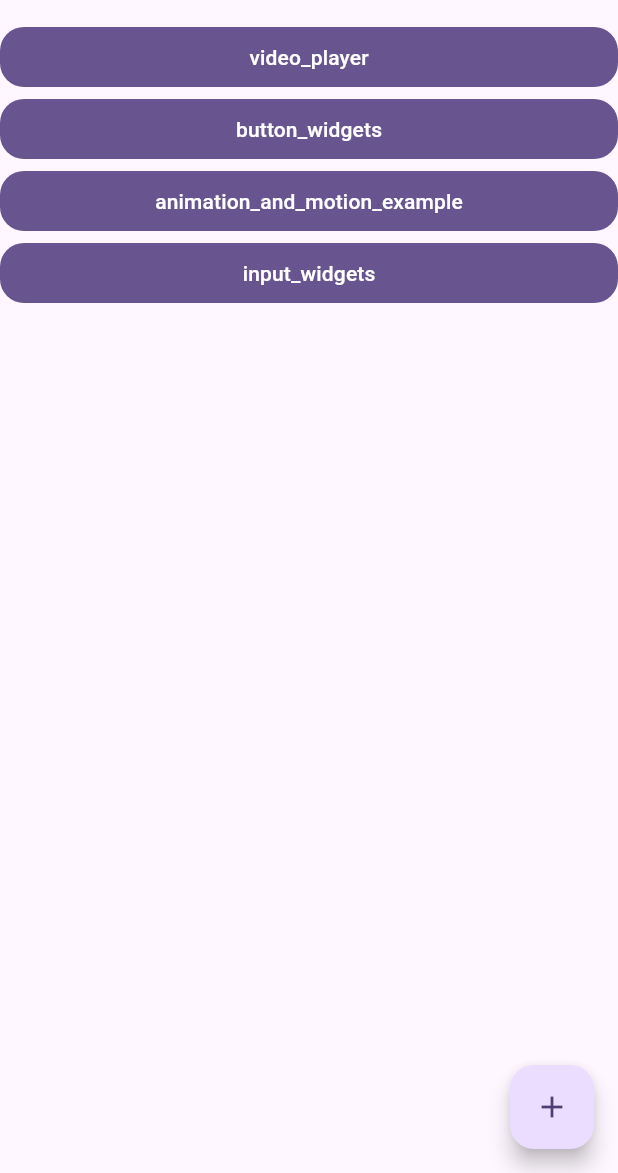
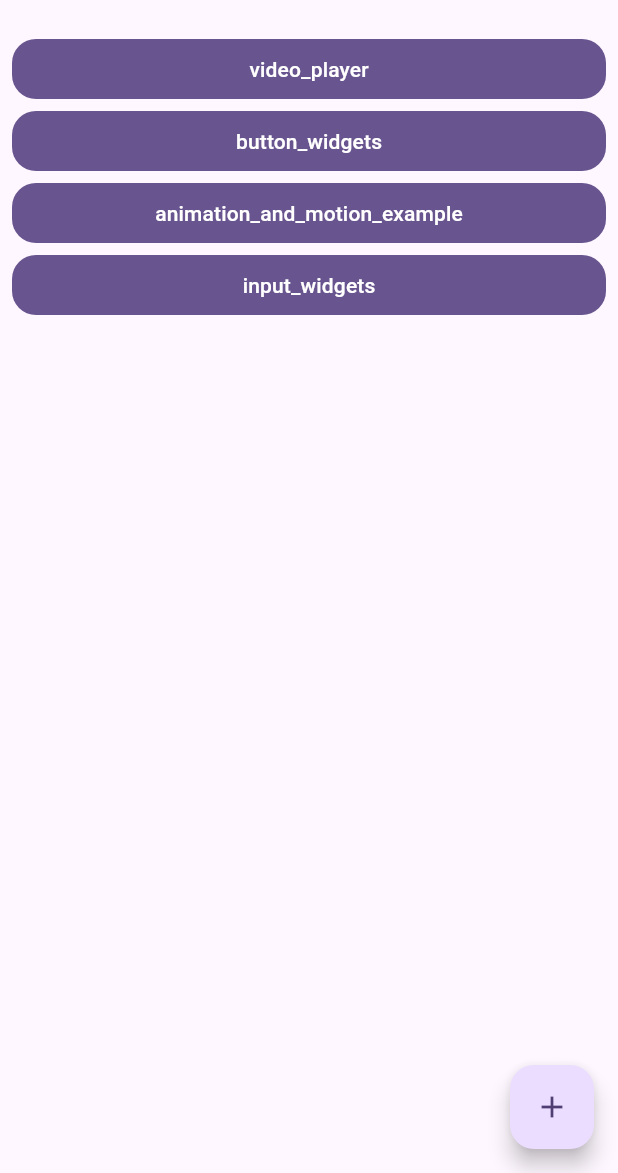
Before and after one commit to h-hiwatashi/flutter_catalog, a Flutter app: the screen it shows after launch, on a phone screen of 412 x 824 dp, the part 63-1236 px from its top. Run offline on Flutter 3.47's test engine with Material 3 defaults, Android fonts, the phone set to English and light mode, and no system bars; our stand-ins replace flutter_hooks, go_router, hooks_riverpod, video_player.

Commit message:
CatalogViewのボタンをPaddingでラップし、レイアウトを改善

```diff
--- a/lib/views/catalog_view.dart
+++ b/lib/views/catalog_view.dart
@@ -23,7 +23,9 @@ class CatalogView extends StatelessWidget {
           hoverColor: Colors.pink,
           child: const Icon(Icons.add),
         ),
-        body: ListView(
+        body: Padding(
+          padding: const EdgeInsets.all(8.0),
+          child: ListView(
             children: [
               FilledButton(
                 onPressed: () {
@@ -72,6 +74,7 @@ class CatalogView extends StatelessWidget {
             ],
           ),
         ),
+      ),
     );
   }
 }
```
Lines whose indentation alone changed are shown as unchanged.
